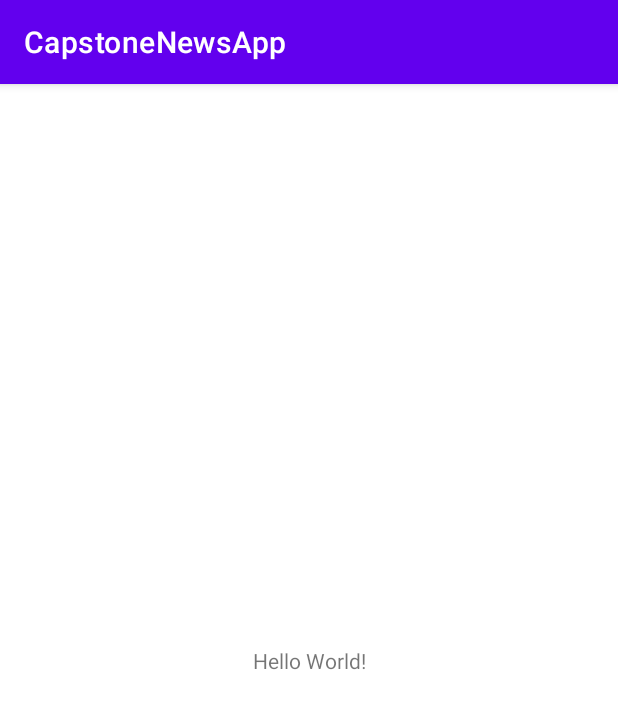
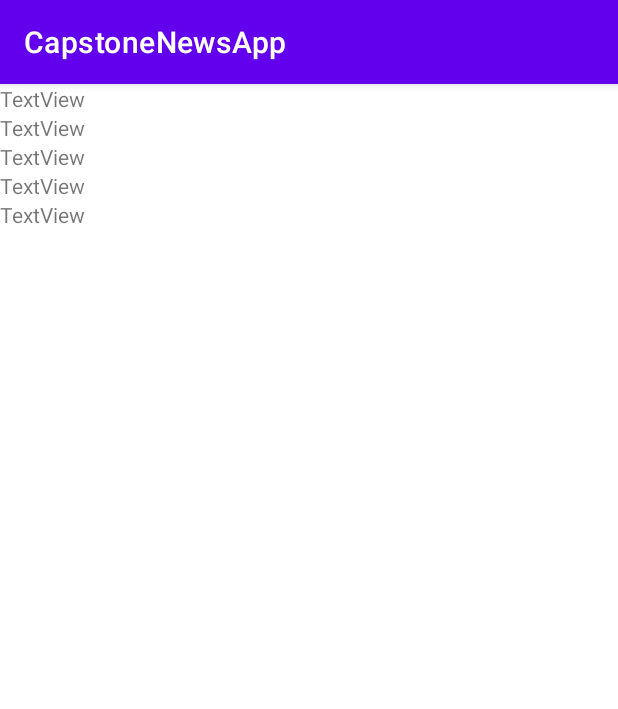
Before and after one commit to TonyCat/CapstoneNewsApp, an Android app: the screen it shows after launch (MainActivity), on a phone screen of 412 x 824 dp. Shown: the top 709 px of the screen. Run offline under Robolectric (Android 15) with nearby library versions, the phone set to English and light mode, and no system bars; our stand-ins replace data binding.

```diff
--- a/app/build.gradle
+++ b/app/build.gradle
@@ -17,6 +17,9 @@ android {
     }
 
     buildTypes {
+        buildFeatures {
+            dataBinding true
+        }
         release {
             minifyEnabled false
             proguardFiles getDefaultProguardFile('proguard-android-optimize.txt'), 'proguard-rules.pro'
--- /dev/null
+++ b/app/src/main/java/com/itscatalano/capstonenewsapp/APIresult.kt
@@ -0,0 +1,10 @@
+package com.itscatalano.capstonenewsapp
+
+/***
+ * Author: Anthony Catalano
+ * Will need this eventually when we connect to the API
+ * and based on the status we can display how many articles there are
+ * and push the results of the articles in a a list of Article
+ *
+ */
+data class APIresult(val articles: List<Article>, val status: String, val totalResults: Int)
--- /dev/null
+++ b/app/src/main/java/com/itscatalano/capstonenewsapp/Article.kt
@@ -0,0 +1,7 @@
+package com.itscatalano.capstonenewsapp
+/***
+ * Author: Anthony Catalano
+ * Data class to hold the articles
+ *
+ */
+data class Article(val author: String? = null, var title: String , var content: String, var description: String? = null, var publishedAt: String , var source: Source , var url: String , var urlToImage: String? = null )
--- a/app/src/main/java/com/itscatalano/capstonenewsapp/MainActivity.kt
+++ b/app/src/main/java/com/itscatalano/capstonenewsapp/MainActivity.kt
@@ -2,10 +2,19 @@ package com.itscatalano.capstonenewsapp
 
 import androidx.appcompat.app.AppCompatActivity
 import android.os.Bundle
+import com.itscatalano.capstonenewsapp.databinding.ActivityMainBinding
 
 class MainActivity : AppCompatActivity() {
+    private lateinit var binding: ActivityMainBinding
+
+
     override fun onCreate(savedInstanceState: Bundle?) {
         super.onCreate(savedInstanceState)
-        setContentView(R.layout.activity_main)
+        binding = ActivityMainBinding.inflate(layoutInflater)
+        // set content view after binding
+        val view = binding.root
+        setContentView(view)
+
+        val mainGroup = binding.mainGroup
     }
 }
--- /dev/null
+++ b/app/src/main/java/com/itscatalano/capstonenewsapp/Source.kt
@@ -0,0 +1,11 @@
+package com.itscatalano.capstonenewsapp
+
+/***
+ * Author: Anthony Catalano
+ * Data class to hold the source of the Articles
+ * This is part of the Articles data class and is represented as a
+ * pair in the JSON
+ *
+ */
+
+data class Source(val id: String? = null, val name: String)
--- a/app/src/main/res/layout/activity_main.xml
+++ b/app/src/main/res/layout/activity_main.xml
@@ -1,18 +1,44 @@
 <?xml version="1.0" encoding="utf-8"?>
-<androidx.constraintlayout.widget.ConstraintLayout xmlns:android="http://schemas.android.com/apk/res/android"
+<layout xmlns:android="http://schemas.android.com/apk/res/android">
+    <LinearLayout
         xmlns:app="http://schemas.android.com/apk/res-auto"
         xmlns:tools="http://schemas.android.com/tools"
+        android:id="@+id/mainGroup"
         android:layout_width="match_parent"
         android:layout_height="match_parent"
+        android:orientation="vertical"
+        tools:viewBindingIgnore="false"
         tools:context=".MainActivity">
 
+
         <TextView
-        android:layout_width="wrap_content"
+            android:id="@+id/textView"
+            android:layout_width="match_parent"
             android:layout_height="wrap_content"
-        android:text="Hello World!"
-        app:layout_constraintBottom_toBottomOf="parent"
-        app:layout_constraintEnd_toEndOf="parent"
-        app:layout_constraintStart_toStartOf="parent"
-        app:layout_constraintTop_toTopOf="parent" />
+            android:text="TextView" />
 
-</androidx.constraintlayout.widget.ConstraintLayout>
+        <TextView
+            android:id="@+id/textView2"
+            android:layout_width="match_parent"
+            android:layout_height="wrap_content"
+            android:text="TextView" />
+
+        <TextView
+            android:id="@+id/textView3"
+            android:layout_width="match_parent"
+            android:layout_height="wrap_content"
+            android:text="TextView" />
+
+        <TextView
+            android:id="@+id/textView4"
+            android:layout_width="match_parent"
+            android:layout_height="wrap_content"
+            android:text="TextView" />
+
+        <TextView
+            android:id="@+id/textView5"
+            android:layout_width="match_parent"
+            android:layout_height="wrap_content"
+            android:text="TextView" />
+    </LinearLayout>
+</layout>
```
Lines whose indentation alone changed are shown as unchanged.
